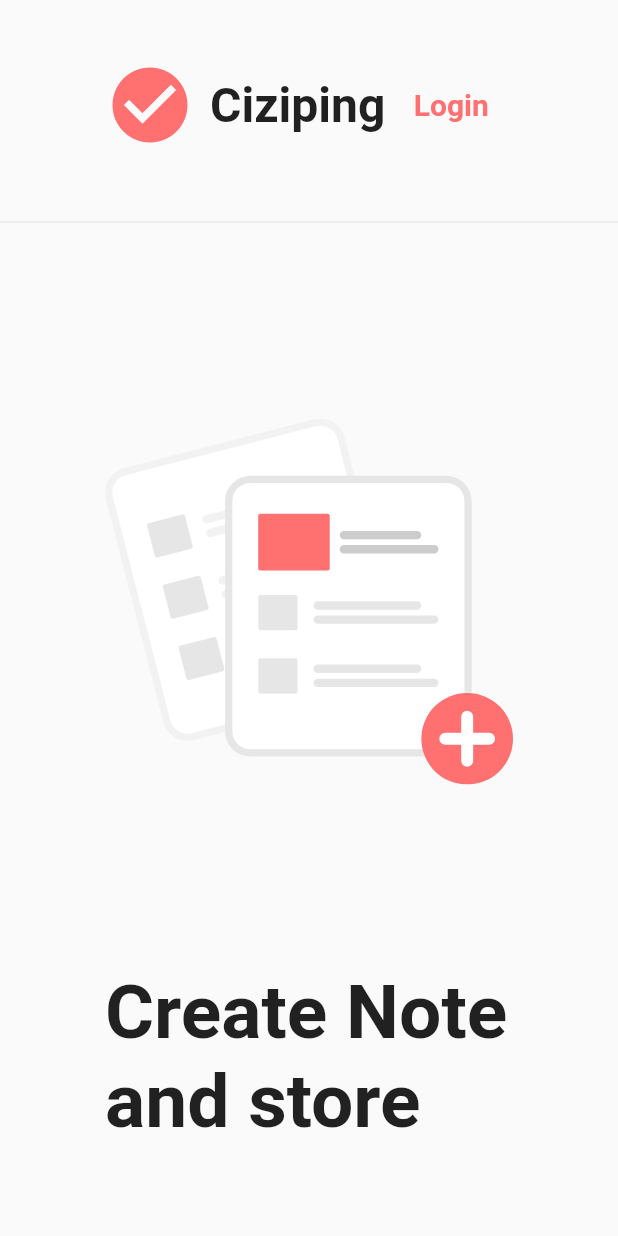
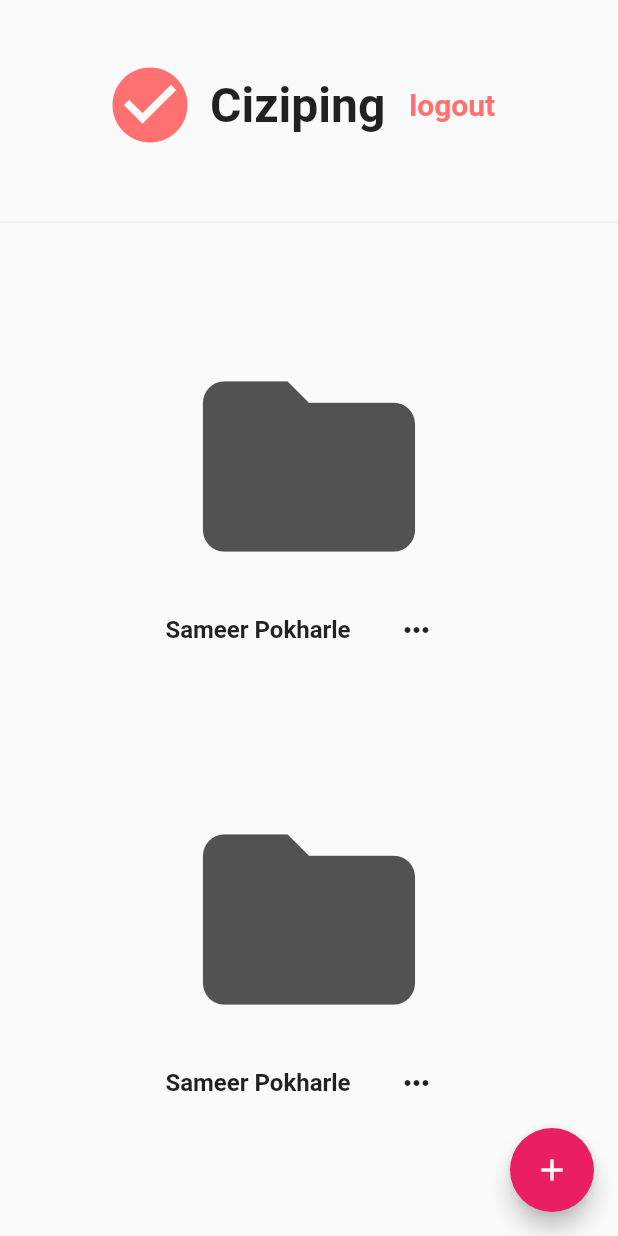
Before and after one commit to iamsmr/ciziping, a Flutter app: the screen it shows after launch, on a phone screen of 412 x 824 dp. Run offline on Flutter 3.47's test engine with Material 2 defaults, Android fonts, the phone set to English and light mode, and no system bars; our stand-ins replace flutter_svg, responsive_builder, shared_preferences.

Commit message:
dashboard--basic responsive

```diff
--- a/lib/main.dart
+++ b/lib/main.dart
@@ -1,4 +1,6 @@
+
 import 'package:ciziping/models/Preferences.dart';
+import 'package:ciziping/screens/dashboard/dashboard.dart';
 import 'package:ciziping/screens/landing/landing.dart';
 import 'package:ciziping/services/themeServices/theme.dart';
 import 'package:flutter/material.dart';
@@ -25,7 +27,8 @@ class MyApp extends StatelessWidget {
           return MaterialApp(
             debugShowCheckedModeBanner: false,
             theme: changeTheme.themeData,
-            home: Landing(),
+            // home: Landing(),
+            home: Dashboard(),
           );
         },
       ),
--- /dev/null
+++ b/lib/screens/dashboard/dashboard.dart
@@ -0,0 +1,108 @@
+import 'package:ciziping/constant/color.dart';
+import 'package:ciziping/helper/responsive_helper.dart';
+import 'package:ciziping/widgets/centered_view.dart/centered_view.dart';
+import 'package:ciziping/widgets/navigation_bar/navigaton_bar.dart';
+import 'package:flutter/material.dart';
+
+class Dashboard extends StatelessWidget {
+  @override
+  Widget build(BuildContext context) {
+    final size = MediaQuery.of(context).size;
+    return Scaffold(
+      floatingActionButton: FloatingActionButton(
+        child: Icon(Icons.add),
+        backgroundColor: Colors.pink,
+        onPressed: () {},
+      ),
+      body: Column(
+        children: [
+          CenteredView(
+            child: NavigationBar(
+              items: [NavItem(title: "logout", onPressed: () {})],
+            ),
+          ),
+          Divider(thickness: 1, color: Color(0xffEBEBEB)),
+          SizedBox(height: 50),
+          Expanded(
+            child: CenteredView(
+              child: GridView.count(
+                shrinkWrap: true,
+                crossAxisCount: (size.width >= 1209)
+                    ? 4
+                    : (size.width >= 971)
+                        ? 3
+                        : (size.width <= 697)
+                            ? 1
+                            : 2,
+                mainAxisSpacing: 30,
+                crossAxisSpacing: 30,
+                children: [
+                  Expanded(child: FolderCard()),
+                  FolderCard(),
+                  FolderCard(),
+                  FolderCard(),
+                ],
+              ),
+            ),
+          ),
+        ],
+      ),
+    );
+  }
+}
+
+class FolderCard extends StatelessWidget {
+  @override
+  Widget build(BuildContext context) {
+    // final mediaQuery = MediaQuery.of(context);
+
+    final popUpMenuOptions = [
+      {"title": "Rename", "icon": Icons.edit},
+      {"title": "Delete", "icon": Icons.delete}
+    ];
+    return InkWell(
+      onLongPress: () {},
+      child: Container(
+        // padding: responsivePadding(mediaQuery),
+        child: Column(
+          children: [
+            Icon(
+              Icons.folder,
+              size: 170,
+              color: ColorPalette.darkGrey,
+            ),
+            Row(
+              mainAxisAlignment: MainAxisAlignment.center,
+              children: [
+                Text(
+                  "Sameer Pokharle",
+                  style: TextStyle(
+                    fontSize: 16,
+                    fontWeight: FontWeight.bold,
+                  ),
+                ),
+                SizedBox(width: 20),
+                PopupMenuButton(
+                  icon: Icon(Icons.more_horiz),
+                  itemBuilder: (context) {
+                    return popUpMenuOptions
+                        .map(
+                          (e) => PopupMenuItem(
+                              child: Row(children: [
+                                Icon(e["icon"]),
+                                SizedBox(width: 20),
+                                Text(e["title"])
+                              ]),
+                              value: e),
+                        )
+                        .toList();
+                  },
+                )
+              ],
+            )
+          ],
+        ),
+      ),
+    );
+  }
+}
--- a/lib/screens/landing/landing_content.dart
+++ b/lib/screens/landing/landing_content.dart
@@ -8,6 +8,7 @@ class LandingContent extends StatelessWidget {
   @override
   Widget build(BuildContext context) {
     return Container(
+      width: 500,
       child: Column(
         crossAxisAlignment:
             mobile ? CrossAxisAlignment.center : CrossAxisAlignment.start,
@@ -22,7 +23,7 @@ class LandingContent extends StatelessWidget {
           SizedBox(height: 40),
           Text(
             "If you’re looking for a cross-platform"
-            "note-taking tool with just\nenough frills,"
+            "note-taking tool with just enough frills,"
             " it’s hard to look beyond Simplenote.",
             style: TextStyle(
               fontSize: 20,
--- a/pubspec.yaml
+++ b/pubspec.yaml
@@ -3,7 +3,7 @@ description: A new Flutter project.
 
 # The following line prevents the package from being accidentally published to
 # pub.dev using `pub publish`. This is preferred for private packages.
-publish_to: 'none' # Remove this line if you wish to publish to pub.dev
+publish_to: "none" # Remove this line if you wish to publish to pub.dev
 
 # The following defines the version and build number for your application.
 # A version number is three numbers separated by dots, like 1.2.43
@@ -24,7 +24,6 @@ dependencies:
   flutter:
     sdk: flutter
 
-
   # The following adds the Cupertino Icons font to your application.
   # Use with the CupertinoIcons class for iOS style icons.
   cupertino_icons: ^1.0.1
@@ -44,7 +43,6 @@ dev_dependencies:
 
 # The following section is specific to Flutter.
 flutter:
-
   # The following line ensures that the Material Icons font is
   # included with your application, so that you can use the icons in
   # the material Icons class.
```
Also changed, not shown: lib/helper/responsive_helper.dart (added, +49 -0 lines), 1 other file.
